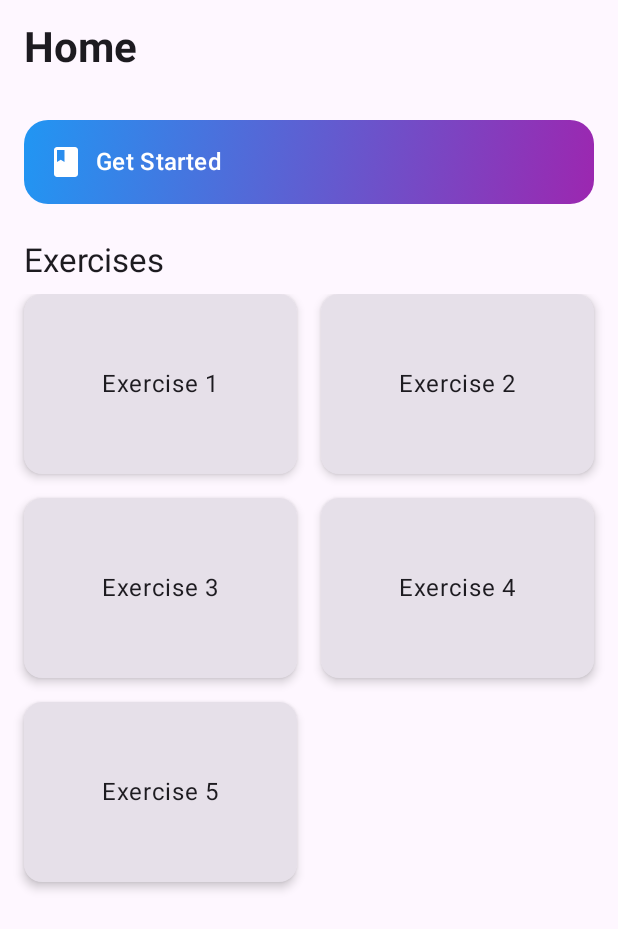
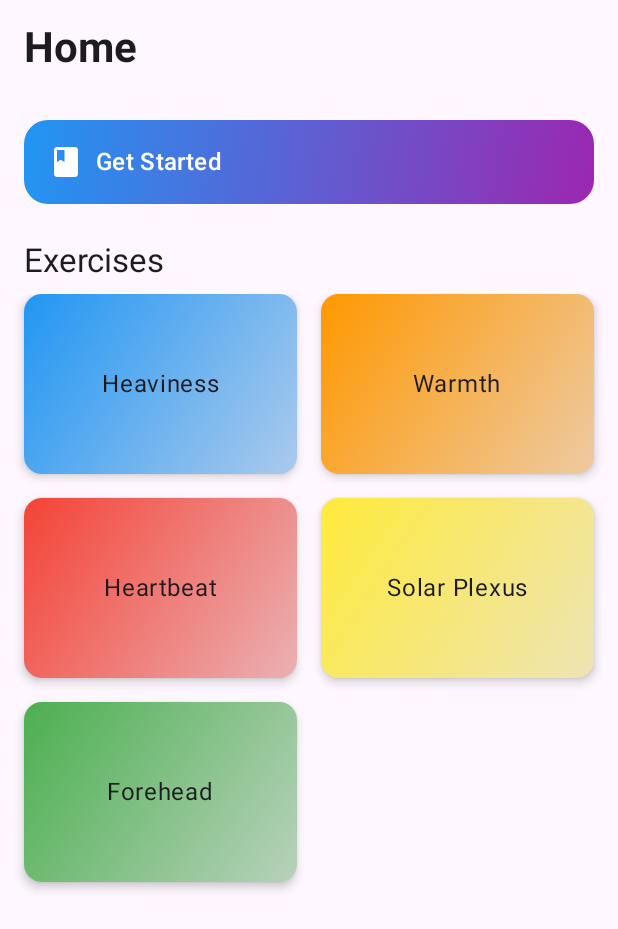
Before and after one commit to marioloncar/Inhale-Exhale-ComposeMultiplatform, an Android app built with Jetpack Compose: the screen it shows after launch (MainActivity), on a phone screen of 412 x 824 dp. Shown: the top 929 px of the screen. Run offline under Robolectric (Android 15) with nearby library versions, the phone set to English and light mode, and no system bars.

Commit message:
refactor: implement homeViewModel

```diff
--- a/composeApp/build.gradle.kts
+++ b/composeApp/build.gradle.kts
@@ -10,6 +10,7 @@ plugins {
     alias(libs.plugins.composeMultiplatform)
     alias(libs.plugins.composeCompiler)
     alias(libs.plugins.composeHotReload)
+    alias(libs.plugins.kotlinSerialization)
 }
 
 kotlin {
@@ -70,6 +71,7 @@ kotlin {
             implementation(libs.androidx.lifecycle.viewmodel)
             implementation(libs.androidx.lifecycle.runtimeCompose)
             implementation(libs.androidx.navigation.compose)
+            implementation(libs.kotlinx.serialization.json)
         }
         commonTest.dependencies {
             implementation(libs.kotlin.test)
--- a/composeApp/src/commonMain/kotlin/com/autogenie/autogenic/App.kt
+++ b/composeApp/src/commonMain/kotlin/com/autogenie/autogenic/App.kt
@@ -1,11 +1,13 @@
 package com.autogenie.autogenic
 
 import androidx.compose.runtime.Composable
+import androidx.compose.runtime.remember
 import androidx.navigation.compose.NavHost
 import androidx.navigation.compose.composable
 import androidx.navigation.compose.rememberNavController
 import com.autogenie.autogenic.core.ui.AppTheme
 import com.autogenie.autogenic.feature.exercise.ui.ExerciseScreen
+import com.autogenie.autogenic.feature.home.HomeViewModel
 import com.autogenie.autogenic.feature.home.ui.HomeScreen
 import org.jetbrains.compose.ui.tooling.preview.Preview
 
@@ -21,11 +23,16 @@ fun App() {
 fun AppNavigation() {
     val navController = rememberNavController()
 
+    val homeViewModel = remember {
+        HomeViewModel(trainingsRepository = AppContainer.trainingsRepository)
+    }
+
     NavHost(navController, startDestination = "home") {
         composable("home") {
-            HomeScreen(onExerciseClick = { id ->
-                navController.navigate("exercise/$id")
-            })
+            HomeScreen(
+                viewModel = homeViewModel,
+                onExerciseClick = { id -> navController.navigate("exercise/$id") },
+            )
         }
         composable("exercise/{id}") { backStackEntry ->
             ExerciseScreen("")
--- /dev/null
+++ b/composeApp/src/commonMain/kotlin/com/autogenie/autogenic/AppContainer.kt
@@ -0,0 +1,17 @@
+package com.autogenie.autogenic
+
+import com.autogenie.autogenic.data.trainings.data.TrainingsRepositoryImpl
+import com.autogenie.autogenic.data.trainings.data.source.remote.TrainingsRemoteSource
+import com.autogenie.autogenic.data.trainings.data.source.remote.TrainingsRemoteSourceImpl
+import com.autogenie.autogenic.data.trainings.domain.TrainingsRepository
+
+object AppContainer {
+
+    private val trainingsRemoteSource: TrainingsRemoteSource by lazy {
+        TrainingsRemoteSourceImpl()
+    }
+
+    val trainingsRepository: TrainingsRepository by lazy {
+        TrainingsRepositoryImpl(trainingsRemoteSource)
+    }
+}
--- /dev/null
+++ b/composeApp/src/commonMain/kotlin/com/autogenie/autogenic/data/trainings/data/TrainingsRepositoryImpl.kt
@@ -0,0 +1,30 @@
+package com.autogenie.autogenic.data.trainings.data
+
+import com.autogenie.autogenic.data.trainings.data.source.remote.TrainingsRemoteSource
+import com.autogenie.autogenic.data.trainings.data.source.remote.model.TrainingDto
+import com.autogenie.autogenic.data.trainings.domain.TrainingsRepository
+import com.autogenie.autogenic.data.trainings.domain.model.Training
+import kotlinx.coroutines.delay
+import kotlinx.coroutines.flow.Flow
+import kotlinx.coroutines.flow.flow
+
+class TrainingsRepositoryImpl(
+    val trainingsRemoteSource: TrainingsRemoteSource
+) : TrainingsRepository {
+
+    override fun trainings(): Flow<List<Training>> {
+        return flow {
+            delay(200) // simulate network call
+            emit(trainingsRemoteSource.fetchTrainings().map(TrainingDto::toDomain))
+        }
+    }
+}
+
+private fun TrainingDto.toDomain(): Training {
+    return Training(
+        id = id,
+        name = name,
+        color = colorHex,
+        instructions = instructions
+    )
+}
--- /dev/null
+++ b/composeApp/src/commonMain/kotlin/com/autogenie/autogenic/data/trainings/data/source/remote/TrainingsRemoteSource.kt
@@ -0,0 +1,8 @@
+package com.autogenie.autogenic.data.trainings.data.source.remote
+
+import com.autogenie.autogenic.data.trainings.data.source.remote.model.TrainingDto
+
+interface TrainingsRemoteSource {
+
+    suspend fun fetchTrainings(): List<TrainingDto>
+}
--- /dev/null
+++ b/composeApp/src/commonMain/kotlin/com/autogenie/autogenic/data/trainings/data/source/remote/TrainingsRemoteSourceImpl.kt
@@ -0,0 +1,68 @@
+package com.autogenie.autogenic.data.trainings.data.source.remote
+
+import com.autogenie.autogenic.data.trainings.data.source.remote.model.TrainingDto
+import kotlinx.serialization.json.Json
+
+class TrainingsRemoteSourceImpl : TrainingsRemoteSource {
+
+    val trainingsJson = """
+    [
+      {
+        "id": "Exercise_1",
+        "name": "Heaviness",
+        "color": "#2196F3",
+        "instructions": [
+          "My right arm is heavy.",
+          "My left arm is heavy.",
+          "My arms and legs are heavy.",
+          "I am feeling calm and relaxed."
+        ]
+      },
+      {
+        "id": "Exercise_2",
+        "name": "Warmth",
+        "color": "#FF9800",
+        "instructions": [
+          "My right arm is warm.",
+          "My left arm is warm.",
+          "My arms and legs are pleasantly warm.",
+          "Warmth is flowing through my body."
+        ]
+      },
+      {
+        "id": "Exercise_3",
+        "name": "Heartbeat",
+        "color": "#F44336",
+        "instructions": [
+          "My heartbeat is calm and regular.",
+          "I feel my pulse steadily and peacefully.",
+          "My heart is beating quietly and evenly."
+        ]
+      },
+      {
+        "id": "Exercise_4",
+        "name": "Solar Plexus",
+        "color": "#FFEB3B",
+        "instructions": [
+          "My breathing is calm and regular.",
+          "Warmth flows into my stomach area.",
+          "My solar plexus radiates warmth."
+        ]
+      },
+      {
+        "id": "Exercise_5",
+        "name": "Forehead",
+        "color": "#4CAF50",
+        "instructions": [
+          "My forehead is pleasantly cool.",
+          "I feel a cool sensation in my forehead.",
+          "My mind is clear and calm."
+        ]
+      }
+    ]
+""".trimIndent()
+
+    override suspend fun fetchTrainings(): List<TrainingDto> {
+        return Json.decodeFromString(trainingsJson)
+    }
+}
--- /dev/null
+++ b/composeApp/src/commonMain/kotlin/com/autogenie/autogenic/data/trainings/data/source/remote/model/TrainingDto.kt
@@ -0,0 +1,16 @@
+package com.autogenie.autogenic.data.trainings.data.source.remote.model
+
+import kotlinx.serialization.SerialName
+import kotlinx.serialization.Serializable
+
+@Serializable
+data class TrainingDto(
+    @SerialName("id")
+    val id: String,
+    @SerialName("name")
+    val name: String,
+    @SerialName("color")
+    val colorHex: String,
+    @SerialName("instructions")
+    val instructions: List<String>
+)
--- /dev/null
+++ b/composeApp/src/commonMain/kotlin/com/autogenie/autogenic/data/trainings/domain/TrainingsRepository.kt
@@ -0,0 +1,9 @@
+package com.autogenie.autogenic.data.trainings.domain
+
+import com.autogenie.autogenic.data.trainings.domain.model.Training
+import kotlinx.coroutines.flow.Flow
+
+interface TrainingsRepository {
+
+    fun trainings(): Flow<List<Training>>
+}
--- /dev/null
+++ b/composeApp/src/commonMain/kotlin/com/autogenie/autogenic/data/trainings/domain/model/Training.kt
@@ -0,0 +1,8 @@
+package com.autogenie.autogenic.data.trainings.domain.model
+
+data class Training(
+    val id: String,
+    val name: String,
+    val color: String,
+    val instructions: List<String>
+)
--- a/composeApp/src/commonMain/kotlin/com/autogenie/autogenic/feature/exercise/ui/ExerciseScreen.kt
+++ b/composeApp/src/commonMain/kotlin/com/autogenie/autogenic/feature/exercise/ui/ExerciseScreen.kt
@@ -34,7 +34,6 @@ fun ExerciseScreen(exerciseId: String) {
     var showInstructions by remember { mutableStateOf(false) }
     var currentInstructionIndex by remember { mutableStateOf(0) }
 
-    // Breathing cycle
     LaunchedEffect(Unit) {
         repeat(2) { // 12 seconds, toggling every 6s
             delay(6000)
--- /dev/null
+++ b/composeApp/src/commonMain/kotlin/com/autogenie/autogenic/feature/home/HomeViewModel.kt
@@ -0,0 +1,26 @@
+package com.autogenie.autogenic.feature.home
+
+import androidx.lifecycle.ViewModel
+import androidx.lifecycle.viewModelScope
+import com.autogenie.autogenic.data.trainings.domain.TrainingsRepository
+import com.autogenie.autogenic.feature.home.ui.HomeUiState
+import kotlinx.coroutines.flow.MutableStateFlow
+import kotlinx.coroutines.flow.asStateFlow
+import kotlinx.coroutines.launch
+
+class HomeViewModel(
+    private val trainingsRepository: TrainingsRepository
+) : ViewModel() {
+
+    private val _uiState = MutableStateFlow(HomeUiState())
+    val uiState = _uiState.asStateFlow()
+
+    init {
+        viewModelScope.launch {
+            trainingsRepository.trainings()
+                .collect {
+                    _uiState.emit(_uiState.value.copy(trainings = it))
+                }
+        }
+    }
+}
--- a/composeApp/src/commonMain/kotlin/com/autogenie/autogenic/feature/home/ui/HomeScreen.kt
+++ b/composeApp/src/commonMain/kotlin/com/autogenie/autogenic/feature/home/ui/HomeScreen.kt
@@ -5,21 +5,32 @@ import androidx.compose.foundation.clickable
 import androidx.compose.foundation.layout.*
 import androidx.compose.foundation.lazy.grid.GridCells
 import androidx.compose.foundation.lazy.grid.LazyVerticalGrid
+import androidx.compose.foundation.lazy.grid.items
 import androidx.compose.material.icons.Icons
 import androidx.compose.material.icons.filled.Book
 import androidx.compose.material3.*
 import androidx.compose.runtime.Composable
+import androidx.compose.runtime.collectAsState
+import androidx.compose.runtime.getValue
 import androidx.compose.ui.Alignment
 import androidx.compose.ui.Modifier
 import androidx.compose.ui.graphics.Brush
 import androidx.compose.ui.graphics.Color
 import androidx.compose.ui.text.font.FontWeight
 import androidx.compose.ui.unit.dp
+import com.autogenie.autogenic.AppContainer
+import com.autogenie.autogenic.feature.home.HomeViewModel
 import org.jetbrains.compose.ui.tooling.preview.Preview
 
 @OptIn(ExperimentalMaterial3Api::class)
 @Composable
-fun HomeScreen(onExerciseClick: (String) -> Unit) {
+fun HomeScreen(
+    viewModel: HomeViewModel,
+    onExerciseClick: (String) -> Unit
+) {
+
+    val uiState by viewModel.uiState.collectAsState()
+
     Scaffold(
         modifier = Modifier.fillMaxSize(),
         topBar = {
@@ -57,18 +68,37 @@ fun HomeScreen(onExerciseClick: (String) -> Unit) {
                 horizontalArrangement = Arrangement.spacedBy(16.dp),
                 contentPadding = PaddingValues(bottom = 32.dp)
             ) {
-                items(5) { index ->
-                    Exercise(title = "Exercise ${index + 1}", onClick = {
-                        onExerciseClick((index + 1).toString())
-                    })
+                items(uiState.trainings) { training ->
+                    Exercise(
+                        title = training.name,
+                        color = training.color.toColor(),
+                        onClick = { onExerciseClick(training.id) }
+                    )
                 }
             }
         }
     }
 }
 
+fun String.toColor(): Color {
+    val hex = this.removePrefix("#")
+    val colorLong = when (hex.length) {
+        6 -> "FF$hex".toLong(16)
+        8 -> hex.toLong(16)
+        else -> throw IllegalArgumentException("Invalid color format: $this")
+    }
+    return Color(colorLong)
+}
+
 @Composable
-fun Exercise(title: String, onClick: () -> Unit) {
+fun Exercise(title: String, color: Color, onClick: () -> Unit) {
+    val gradient = Brush.linearGradient(
+        colors = listOf(
+            color.copy(alpha = 1.0f),
+            color.copy(alpha = 0.3f)
+        )
+    )
+
     Card(
         modifier = Modifier
             .width(140.dp)
@@ -77,8 +107,8 @@ fun Exercise(title: String, onClick: () -> Unit) {
         elevation = CardDefaults.cardElevation(4.dp)
     ) {
         Box(
-            modifier = Modifier.fillMaxSize(),
-            contentAlignment = Alignment.Center
+            modifier = Modifier.fillMaxSize().background(gradient),
+            contentAlignment = Alignment.Center,
         ) {
             Text(text = title)
         }
@@ -128,13 +158,13 @@ fun SectionTitle(title: String) {
 @Preview
 @Composable
 fun HomeScreenPreview() {
-    HomeScreen(onExerciseClick = {})
+    HomeScreen(viewModel = HomeViewModel(AppContainer.trainingsRepository), onExerciseClick = {})
 }
 
 @Preview
 @Composable
 fun ExercisePreview() {
-    Exercise(title = "Push-ups", onClick = {})
+    Exercise(title = "Push-ups", color = Color.Red, onClick = {})
 }
 
 @Preview
--- /dev/null
+++ b/composeApp/src/commonMain/kotlin/com/autogenie/autogenic/feature/home/ui/HomeUiState.kt
@@ -0,0 +1,7 @@
+package com.autogenie.autogenic.feature.home.ui
+
+import com.autogenie.autogenic.data.trainings.domain.model.Training
+
+data class HomeUiState(
+    val trainings: List<Training> = emptyList()
+)
--- a/gradle/libs.versions.toml
+++ b/gradle/libs.versions.toml
@@ -16,6 +16,7 @@ junit = "4.13.2"
 kotlin = "2.1.21"
 kotlinx-coroutines = "1.10.2"
 navigation = "2.9.0-beta01"
+serialization = "1.8.1"
 
 [libraries]
 kotlin-test = { module = "org.jetbrains.kotlin:kotlin-test", version.ref = "kotlin" }
@@ -31,6 +32,7 @@ androidx-lifecycle-viewmodel = { module = "org.jetbrains.androidx.lifecycle:life
 androidx-lifecycle-runtimeCompose = { module = "org.jetbrains.androidx.lifecycle:lifecycle-runtime-compose", version.ref = "androidx-lifecycle" }
 kotlinx-coroutinesSwing = { module = "org.jetbrains.kotlinx:kotlinx-coroutines-swing", version.ref = "kotlinx-coroutines" }
 androidx-navigation-compose = { module = "org.jetbrains.androidx.navigation:navigation-compose", version.ref = "navigation" }
+kotlinx-serialization-json = { module = "org.jetbrains.kotlinx:kotlinx-serialization-json", version.ref = "serialization" }
 
 [plugins]
 androidApplication = { id = "com.android.application", version.ref = "agp" }
@@ -39,3 +41,4 @@ composeHotReload = { id = "org.jetbrains.compose.hot-reload", version.ref = "com
 composeMultiplatform = { id = "org.jetbrains.compose", version.ref = "composeMultiplatform" }
 composeCompiler = { id = "org.jetbrains.kotlin.plugin.compose", version.ref = "kotlin" }
 kotlinMultiplatform = { id = "org.jetbrains.kotlin.multiplatform", version.ref = "kotlin" }
+kotlinSerialization = { id = "org.jetbrains.kotlin.plugin.serialization", version.ref = "kotlin" }
```
